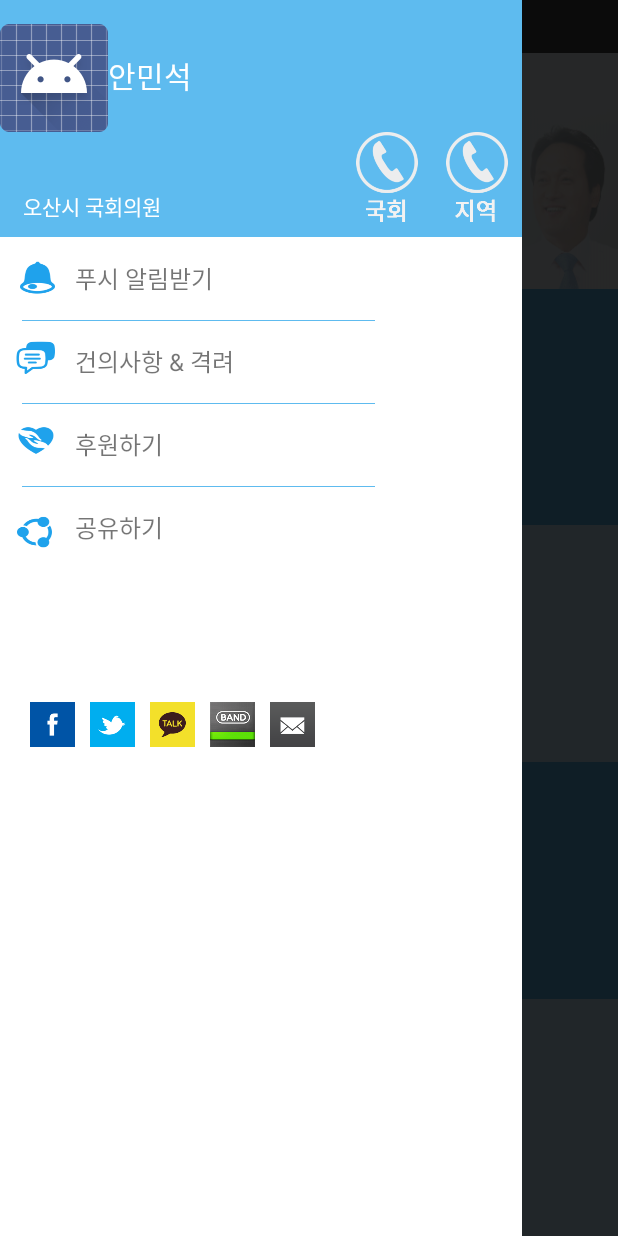
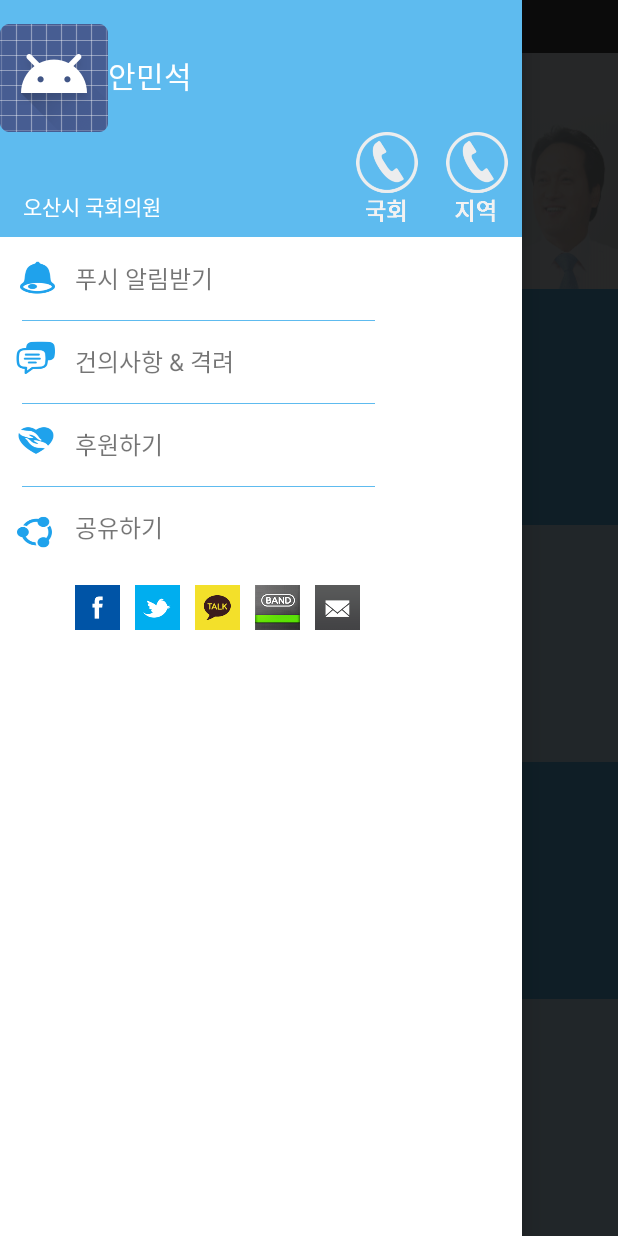
Before and after one commit to madcatlove/NationalAssembly, an Android app: the MainActivity screen opened directly, with no data from a screen before it, with the side drawer open, on a phone screen of 412 x 824 dp. Run offline under Robolectric (Android 15) with nearby library versions, the phone set to English and light mode, and no system bars; Roboto replaces fonts that are not available here; 1 statement that could not run was skipped.

Commit message:
slide menu 글씨체 적용 및 아이콘 위치 수정

```diff
--- a/app/src/main/java/kr/or/osan21/nationalassembly/MainActivity.java
+++ b/app/src/main/java/kr/or/osan21/nationalassembly/MainActivity.java
@@ -46,13 +46,14 @@ public class MainActivity extends AppCompatActivity  {
 
         // 폰트 설정 모든 뷰그룹에 적용
         mTypeface = Typeface.createFromAsset(getAssets(), "SourceHanSansKR-Regular.otf");
-        ViewGroup root = (ViewGroup) findViewById(R.id.main_menu);
+        ViewGroup root = (ViewGroup) findViewById(R.id.drawer_layout);
         setGlobalFont(root);
 
         // 배경 이미지 설정
+        LinearLayout main_menu_layout = (LinearLayout)findViewById(R.id.main_menu);
         BitmapFactory.Options options = new BitmapFactory.Options();
         options.inSampleSize = 2;
-        root.setBackgroundDrawable(new BitmapDrawable(getResources(), BitmapFactory.decodeResource(getResources(), R.drawable.main_person_img02, options)));
+        main_menu_layout.setBackgroundDrawable(new BitmapDrawable(getResources(), BitmapFactory.decodeResource(getResources(), R.drawable.main_person_img02, options)));
 
         // ListView가져오기 및 custom adapter 생성
         nav_list = (ListView)findViewById(R.id.nav_list);
@@ -90,8 +91,6 @@ public class MainActivity extends AppCompatActivity  {
             }
         }
     }
-
-
 
     void setGlobalFont(ViewGroup root) {
         for (int i = 0; i < root.getChildCount(); i++) {
@@ -171,6 +170,7 @@ public class MainActivity extends AppCompatActivity  {
                 // TextView에 현재 position의 문자열 추가
                 TextView text = (TextView) convertView.findViewById(R.id.slider_item_title);
                 text.setText(m_List.get(position));
+                text.setTypeface(mTypeface);
 
                 ImageView img = (ImageView)convertView.findViewById(R.id.slider_item_image);
                 if(position == 0)
--- a/app/src/main/res/layout/activity_main.xml
+++ b/app/src/main/res/layout/activity_main.xml
@@ -22,6 +22,7 @@
         android:layout_width="wrap_content"
         android:layout_height="match_parent"
         android:layout_gravity="start"
+        android:background="#ffffff"
         android:divider="@android:color/transparent"
         android:dividerHeight="0dp">
 
@@ -83,7 +84,7 @@
         </RelativeLayout>
 
         <ListView
-            android:layout_height="300dp"
+            android:layout_height="wrap_content"
             android:layout_width="wrap_content"
             android:id="@+id/nav_list"
             android:layout_gravity="start"
@@ -95,6 +96,7 @@
         <RelativeLayout
             android:layout_width="match_parent"
             android:layout_height="match_parent"
+            android:layout_marginLeft="30dp"
             android:background="#ffffff">
             <ImageView
                 android:id="@+id/slider_facebook"
```
